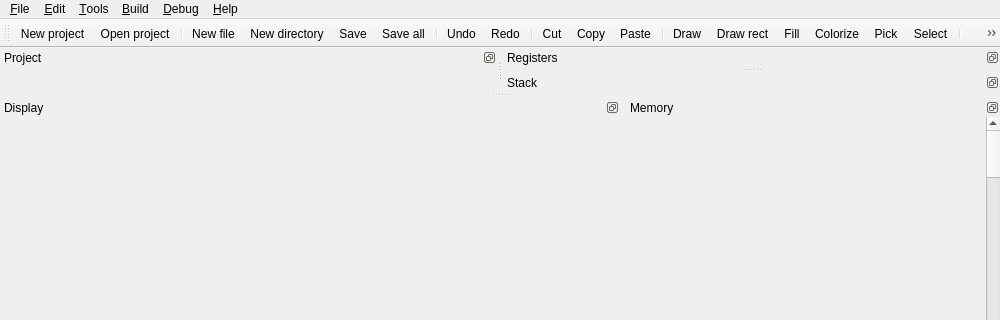
Old version of the form editor/MainWindow.ui in the repository zapolnov/zxide; both pictures show x 0 to 1000 and y 0 to 320 of the 1000 by 675 pixel window.
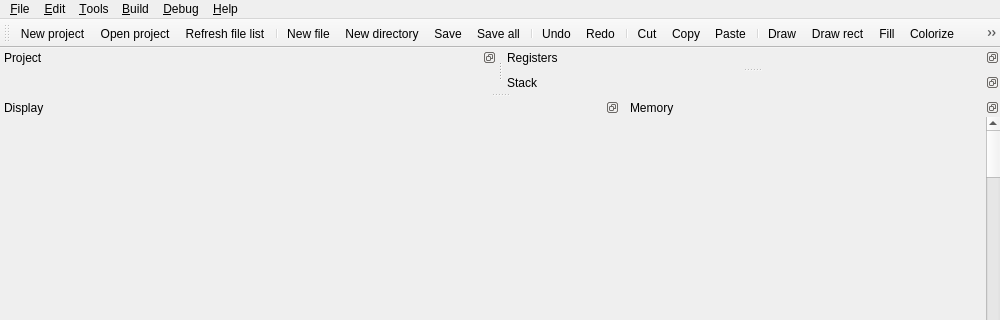
New version of the form. Icons and pictures are not drawn. Custom widgets are drawn as their Qt base class.

Commit message: Implemented memory log window.

```diff
--- a/editor/MainWindow.ui
+++ b/editor/MainWindow.ui
@@ -57,6 +57,7 @@
    </attribute>
    <addaction name="actionNewProject"/>
    <addaction name="actionOpenProject"/>
+   <addaction name="actionRefreshFileList"/>
    <addaction name="separator"/>
    <addaction name="actionNewFile"/>
    <addaction name="actionNewDirectory"/>
@@ -90,6 +91,8 @@
    <addaction name="actionStepOver"/>
    <addaction name="actionRunToCursor"/>
    <addaction name="separator"/>
+   <addaction name="actionMemoryLog"/>
+   <addaction name="separator"/>
    <addaction name="actionSettings"/>
   </widget>
   <widget class="QMenuBar" name="menuBar">
@@ -835,6 +838,15 @@
     <string>Rotate co&amp;unterclockwise</string>
    </property>
   </action>
+  <action name="actionMemoryLog">
+   <property name="icon">
+    <iconset resource="res/resources.qrc">
+     <normaloff>:/resources/fatcow16x16/table_layout_subtotals.png</normaloff>:/resources/fatcow16x16/table_layout_subtotals.png</iconset>
+   </property>
+   <property name="text">
+    <string>&amp;Memory log...</string>
+   </property>
+  </action>
  </widget>
  <customwidgets>
   <customwidget>
```
Left out of the diff: 5 changed lines with no effect on the pictures. The commit also changes 13 other files.
